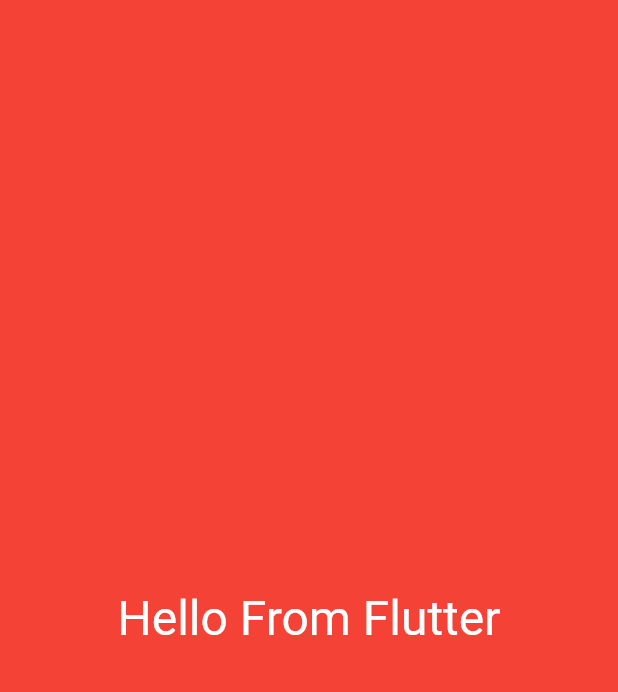
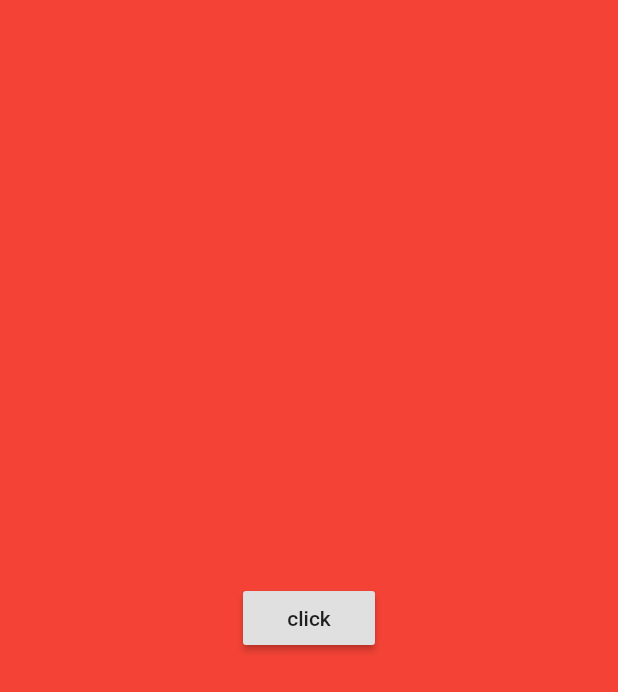
Before and after one commit to wteam5274/flutter, a Flutter app: the screen it shows after launch, on a phone screen of 412 x 824 dp. Shown: the top 692 px of the screen. Run offline on Flutter 3.47's test engine with Material 2 defaults, Android fonts, the phone set to English and light mode, and no system bars.

```diff
--- a/lib/main.dart
+++ b/lib/main.dart
@@ -1,19 +1,29 @@
 import 'package:flutter/material.dart';
 
 void main() {
-  runApp(MyStatelessWidgets());
+  runApp(MyStatefulWidgets());
 }
 
-class MyStatelessWidgets extends StatelessWidget {
+class MyStatefulWidgets extends StatefulWidget {
+  @override
+  _MyStatefulWidgetsState createState() => _MyStatefulWidgetsState();
+}
+
+class _MyStatefulWidgetsState extends State<MyStatefulWidgets> {
   @override
   Widget build(BuildContext context) {
-    // TODO: implement build
-    return Container(
+    return MaterialApp(
+      home: Container(
         color: Colors.red,
         child: Center(
-          child: Text("Hello From Flutter",
-              textDirection: TextDirection.ltr,
-              style: TextStyle(fontSize: 32.0, color: Colors.white)),
-        ));
+          child: RaisedButton(
+            child: Text("click", textDirection: TextDirection.ltr),
+            onPressed: () {
+              print("Hi from MyStatefulWidget");
+            },
+          ),
+        ),
+      ),
+    );
   }
 }
```
